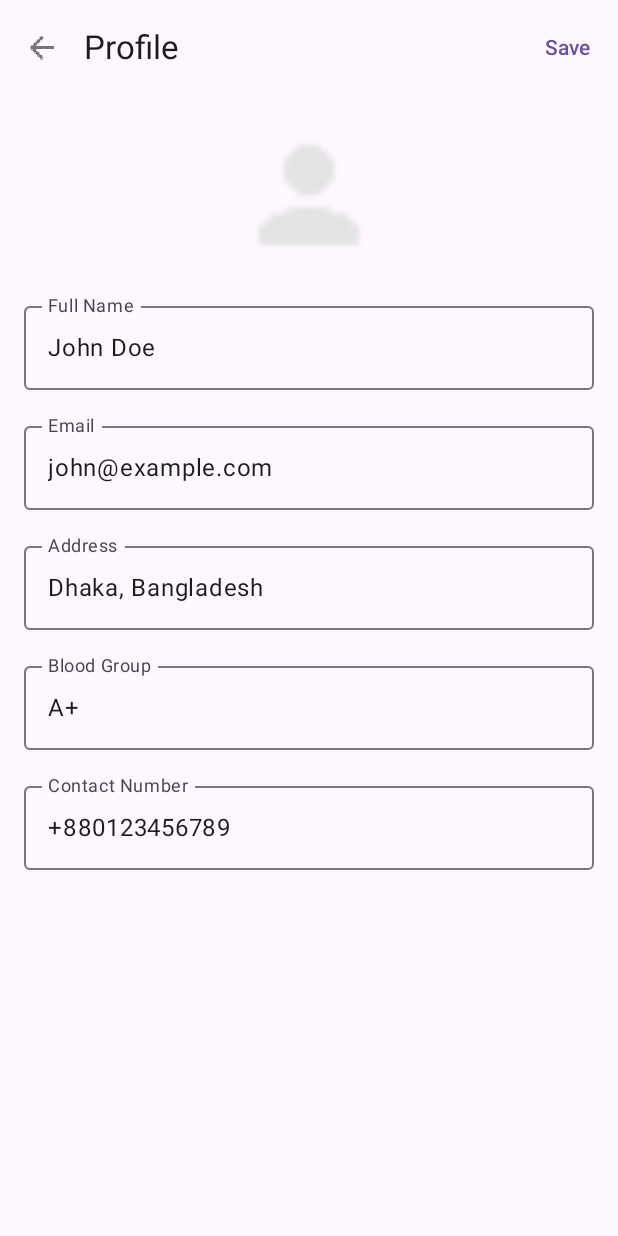
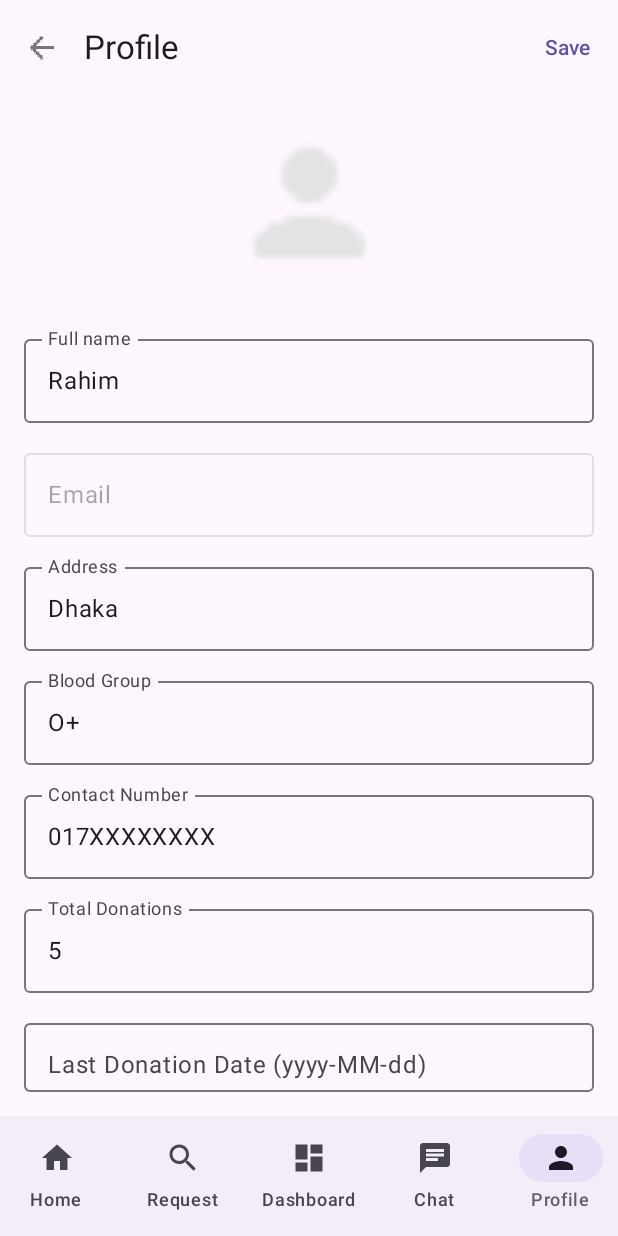
Before and after one commit to mashfiqmahi/Android-App, an Android app built with Jetpack Compose: the ProfileScreen screen opened through its navigation route, after a tap on "Edit", on a phone screen of 412 x 824 dp. Run offline under Robolectric (Android 15) with nearby library versions, the phone set to English and light mode, and no system bars.

Commit message:
UI changed

```diff
--- a/app/build.gradle.kts
+++ b/app/build.gradle.kts
@@ -72,4 +72,8 @@ dependencies {
     androidTestImplementation("androidx.compose.ui:ui-test-junit4")
     debugImplementation("androidx.compose.ui:ui-tooling")
     debugImplementation("androidx.compose.ui:ui-test-manifest")
+
+    // if you use compose BOM you can omit version; otherwise set a matching Compose version
+    implementation("androidx.compose.material:material-icons-extended:1.5.0")
+
 }
--- a/app/src/main/java/com/example/androidbloodbank/navigation/AppNavHost.kt
+++ b/app/src/main/java/com/example/androidbloodbank/navigation/AppNavHost.kt
@@ -1,5 +1,6 @@
 package com.example.androidbloodbank.navigation
 
+import androidx.navigation.compose.currentBackStackEntryAsState
 import androidx.compose.foundation.layout.padding
 import androidx.compose.material3.*
 import androidx.compose.runtime.*
@@ -7,61 +8,70 @@ import androidx.compose.ui.Modifier
 import androidx.navigation.NavHostController
 import androidx.navigation.compose.NavHost
 import androidx.navigation.compose.composable
+import androidx.navigation.compose.rememberNavController
 import com.example.androidbloodbank.data.LocalRepo
+import com.example.androidbloodbank.ui.screens.*
 import com.example.androidbloodbank.data.model.UserProfile
-import com.example.androidbloodbank.ui.*
-import com.example.androidbloodbank.ui.screens.ProfileScreen
-import com.example.androidbloodbank.ui.screens.RequestBloodScreen
-
+import androidx.compose.material.icons.Icons
+import androidx.compose.material.icons.filled.*
+import com.example.androidbloodbank.ui.components.BottomNavBar
+import com.example.androidbloodbank.ui.components.NavBarItem
+import com.example.androidbloodbank.ui.LoginScreen
+import com.example.androidbloodbank.ui.SignupScreen
+import com.example.androidbloodbank.ui.EmergencyScreen
+import com.example.androidbloodbank.ui.SchedulesScreen
 @Composable
 fun AppNavHost(navController: NavHostController, repo: LocalRepo, onAlert: (String) -> Unit = {}) {
     val snackbarHostState = remember { SnackbarHostState() }
 
-    Scaffold(snackbarHost = { SnackbarHost(hostState = snackbarHostState) }) { padding ->
-        NavHost(
-            navController = navController,
-            startDestination = Routes.HOME,
-            modifier = Modifier.padding(padding)
-        ) {
+    // bottom nav items
+    val bottomItems = listOf(
+        NavBarItem(Routes.HOME, "Home", Icons.Default.Home),
+        NavBarItem(Routes.REQUEST, "Request", Icons.Default.Search),
+        NavBarItem(Routes.DASHBOARD, "Dashboard", Icons.Default.Dashboard),
+        NavBarItem("chat", "Chat", Icons.Default.Chat),
+        NavBarItem("profile", "Profile", Icons.Default.Person)
+    )
+
+    Scaffold(
+        snackbarHost = { SnackbarHost(hostState = snackbarHostState) },
+        bottomBar = {
+            // Show bottomNav only on main routes (not login/signup)
+            val backStackEntry by navController.currentBackStackEntryAsState()
+            val current = backStackEntry?.destination?.route
+            val showBottom = current in listOf(Routes.HOME, Routes.REQUEST, Routes.DASHBOARD, "chat", "profile")
+            if (showBottom) BottomNavBar(navController = navController, items = bottomItems)
+        }
+    ) { padding ->
+        NavHost(navController = navController, startDestination = Routes.HOME, modifier = Modifier.padding(padding)) {
             composable(Routes.HOME) {
                 HomeScreen(
                     onLogin = { navController.navigate(Routes.LOGIN) },
                     onSignUp = { navController.navigate(Routes.SIGNUP) },
                     onEmergency = { navController.navigate(Routes.EMERGENCY) },
-                    onViewDashboard = { navController.navigate(Routes.DASHBOARD) }
-                )
-            }
-            composable("request") {
-                RequestBloodScreen(
-                    repo = repo,
-                    onBack = { navController.popBackStack() },
-                    onAlert = { msg -> onAlert(msg) }   // 👈 fixes "msg cannot infer type"
+                   // onViewDashboard = { navController.navigate(Routes.DASHBOARD) }
                 )
             }
 
+            // request route reused for bottom nav
+            composable(Routes.REQUEST) {
+                var snackbarMessage by remember { mutableStateOf<String?>(null) }
+                snackbarMessage?.let { msg ->
+                    LaunchedEffect(msg) {
+                        snackbarHostState.showSnackbar(msg, duration = SnackbarDuration.Short)
+                        snackbarMessage = null
+                    }
+                }
+                RequestBloodScreen(repo = repo, onBack = { navController.popBackStack() }, onAlert = { m -> snackbarMessage = m })
+            }
 
             composable("profile") {
-                ProfileScreen(
-                    repo = repo,
-                    onBack = { navController.popBackStack() }
-                )
+                // example dummy user; later you can read actual profile from repo
+                val dummyUser = UserProfile("Rahim", "O+", null, 5, "017XXXXXXXX", "Dhaka")
+                // use the profile variant that accepts a user and callback (create it next)
+                ProfileScreen(user = dummyUser, onUpdate = { /* persist via repo */ }, onBack = { navController.popBackStack() })
             }
 
-
-            composable(Routes.LOGIN) {
-                LoginScreen(
-                    repo = repo,
-                    onBack = { navController.popBackStack() },
-                    onLoginSuccess = { navController.navigate(Routes.DASHBOARD) }
-                )
-            }
-            composable(Routes.SIGNUP) {
-                SignupScreen(
-                    repo = repo,
-                    onBack = { navController.popBackStack() },
-                    onSignupSuccess = { navController.navigate(Routes.DASHBOARD) }
-                )
-            }
             composable(Routes.DASHBOARD) {
                 DashboardScreen(
                     repo = repo,
@@ -71,19 +81,12 @@ fun AppNavHost(navController: NavHostController, repo: LocalRepo, onAlert: (Stri
                     onProfile = { navController.navigate("profile") }
                 )
             }
-            composable(Routes.REQUEST) {
-                var snackbarMessage by remember { mutableStateOf<String?>(null) }
-                snackbarMessage?.let { msg ->
-                    LaunchedEffect(msg) {
-                        snackbarHostState.showSnackbar(msg, duration = SnackbarDuration.Short)
-                        snackbarMessage = null
-                    }
-                }
-                RequestBloodScreen(
-                    repo = repo,
-                    onBack = { navController.popBackStack() },
-                    onAlert = { msg -> snackbarMessage = msg }
-                )
+
+            composable(Routes.LOGIN) {
+                LoginScreen(repo = repo, onBack = { navController.popBackStack() }, onLoginSuccess = { navController.navigate(Routes.DASHBOARD) })
+            }
+            composable(Routes.SIGNUP) {
+                SignupScreen(repo = repo, onBack = { navController.popBackStack() }, onSignupSuccess = { navController.navigate(Routes.DASHBOARD) })
             }
             composable(Routes.SCHEDULES) {
                 SchedulesScreen(repo = repo, onBack = { navController.popBackStack() })
@@ -91,6 +94,11 @@ fun AppNavHost(navController: NavHostController, repo: LocalRepo, onAlert: (Stri
             composable(Routes.EMERGENCY) {
                 EmergencyScreen(repo = repo, onBack = { navController.popBackStack() })
             }
+
+            // simple placeholder for chat
+            composable("chat") {
+                ChatScreen(onBack = { navController.popBackStack() })
+            }
         }
     }
 }
--- a/app/src/main/java/com/example/androidbloodbank/ui/theme/HomeScreen.kt
+++ b/app/src/main/java/com/example/androidbloodbank/ui/theme/HomeScreen.kt
@@ -1,40 +1,57 @@
-package com.example.androidbloodbank.ui
+package com.example.androidbloodbank.ui.screens
 
 import androidx.compose.foundation.layout.*
 import androidx.compose.material3.*
 import androidx.compose.runtime.Composable
 import androidx.compose.ui.Alignment
 import androidx.compose.ui.Modifier
-import androidx.compose.ui.graphics.Color
-import androidx.compose.ui.text.font.FontWeight
-import androidx.compose.ui.text.style.TextAlign
 import androidx.compose.ui.unit.dp
-import androidx.compose.ui.unit.sp
 
 @Composable
-fun HomeScreen(onLogin: () -> Unit, onSignUp: () -> Unit, onEmergency: () -> Unit, onViewDashboard: () -> Unit) {
+fun HomeScreen(
+    onLogin: () -> Unit,
+    onSignUp: () -> Unit,
+    onEmergency: () -> Unit
+) {
     Column(
-        modifier = Modifier.fillMaxSize().padding(20.dp),
-        horizontalAlignment = Alignment.CenterHorizontally,
-        verticalArrangement = Arrangement.Center
+        modifier = Modifier
+            .fillMaxSize()
+            .padding(24.dp),
+        verticalArrangement = Arrangement.Center,
+        horizontalAlignment = Alignment.CenterHorizontally
     ) {
-        Text("Android Blood Bank", fontSize = 28.sp, fontWeight = FontWeight.Bold)
-        Spacer(Modifier.height(12.dp))
-        Text("Donate or request blood fast — verified donors, rare alerts, emergency mode", textAlign = TextAlign.Center)
-        Spacer(Modifier.height(20.dp))
+        Text(
+            text = "Welcome to BloodBank",
+            style = MaterialTheme.typography.headlineMedium
+        )
 
-        Button(onClick = onViewDashboard, modifier = Modifier.fillMaxWidth().height(48.dp)) { Text("Open Dashboard") }
-        Spacer(Modifier.height(12.dp))
-        Button(onClick = onLogin, modifier = Modifier.fillMaxWidth().height(48.dp)) { Text("Login") }
-        Spacer(Modifier.height(12.dp))
-        Button(onClick = onSignUp, modifier = Modifier.fillMaxWidth().height(48.dp)) { Text("Sign up") }
-        Spacer(Modifier.height(20.dp))
+        Spacer(modifier = Modifier.height(32.dp))
+
         Button(
-            colors = ButtonDefaults.buttonColors(containerColor = Color(0xFFB00020)),
+            onClick = onLogin,
+            modifier = Modifier
+                .fillMaxWidth()
+                .padding(vertical = 8.dp)
+        ) {
+            Text("Login")
+        }
+
+        Button(
+            onClick = onSignUp,
+            modifier = Modifier
+                .fillMaxWidth()
+                .padding(vertical = 8.dp)
+        ) {
+            Text("Sign Up")
+        }
+
+        OutlinedButton(
             onClick = onEmergency,
-            modifier = Modifier.fillMaxWidth().height(56.dp)
+            modifier = Modifier
+                .fillMaxWidth()
+                .padding(vertical = 8.dp)
         ) {
-            Text("EMERGENCY MODE (SOS)", color = Color.White, fontWeight = FontWeight.Bold)
+            Text("Emergency")
         }
     }
 }
--- a/app/src/main/java/com/example/androidbloodbank/ui/theme/ProfileScreen.kt
+++ b/app/src/main/java/com/example/androidbloodbank/ui/theme/ProfileScreen.kt
@@ -14,23 +14,47 @@ import androidx.compose.ui.text.input.KeyboardType
 
 import androidx.compose.ui.unit.dp
 import com.example.androidbloodbank.R
-import com.example.androidbloodbank.data.LocalRepo
+import com.example.androidbloodbank.data.model.UserProfile
+import java.text.SimpleDateFormat
+import java.util.*
 
 @OptIn(ExperimentalMaterial3Api::class)
 @Composable
 fun ProfileScreen(
-    repo: LocalRepo,
-    onBack: () -> Unit
+    user: UserProfile,
+    onUpdate: (UserProfile) -> Unit,
+    onBack: () -> Unit,
+    email: String = "" // optional: pass email if available
 ) {
-    // Fake user data (replace with repo.getUser() later)
-    var fullName by remember { mutableStateOf("John Doe") }
-    var email by remember { mutableStateOf("john@example.com") }
-    var address by remember { mutableStateOf("Dhaka, Bangladesh") }
-    var bloodGroup by remember { mutableStateOf("A+") }
-    var contact by remember { mutableStateOf("+880123456789") }
-    var donations by remember { mutableStateOf(5) }
-    var lastDonation by remember { mutableStateOf("2025-07-10") }
-    var eligible by remember { mutableStateOf(true) }
+    // date formatter for display & parsing
+    val sdf = remember { SimpleDateFormat("yyyy-MM-dd", Locale.getDefault()) }
+
+    // initial values from user model
+    var fullName by remember { mutableStateOf(user.name) }
+    var bloodGroup by remember { mutableStateOf(user.bloodGroup) }
+    var contact by remember { mutableStateOf(user.contactNumber ?: "") }
+    var address by remember { mutableStateOf(user.location ?: "") }
+    var totalDonationsStr by remember { mutableStateOf(user.totalDonations.toString()) }
+    var lastDonationStr by remember {
+        mutableStateOf(user.lastDonationMillis?.let { sdf.format(Date(it)) } ?: "")
+    }
+
+    // derived
+    val lastDonationMillisFromField: Long? = remember(lastDonationStr) {
+        if (lastDonationStr.isBlank()) null
+        else try {
+            sdf.parse(lastDonationStr)?.time
+        } catch (_: Exception) { null }
+    }
+
+    val daysRemaining: Long = remember(lastDonationMillisFromField) {
+        lastDonationMillisFromField?.let {
+            val next = it + 90L * 24 * 60 * 60 * 1000 // 90 days in ms
+            val diff = next - System.currentTimeMillis()
+            if (diff <= 0) 0L else (diff / (24 * 60 * 60 * 1000))
+        } ?: 0L
+    }
+    val isEligible: Boolean = daysRemaining == 0L
 
     var isEditing by remember { mutableStateOf(false) }
 
@@ -40,14 +64,25 @@ fun ProfileScreen(
                 title = { Text("Profile") },
                 navigationIcon = {
                     IconButton(onClick = onBack) {
-                        Icon(
-                            painter = painterResource(id = R.drawable.ic_back),
-                            contentDescription = "Back"
-                        )
+                        Icon(painter = painterResource(id = R.drawable.ic_back), contentDescription = "Back")
                     }
                 },
                 actions = {
-                    TextButton(onClick = { isEditing = !isEditing }) {
+                    TextButton(onClick = {
+                        if (isEditing) {
+                            // build updated UserProfile and call onUpdate
+                            val updated = user.copy(
+                                name = fullName,
+                                bloodGroup = bloodGroup,
+                                lastDonationMillis = lastDonationMillisFromField,
+                                totalDonations = totalDonationsStr.toIntOrNull() ?: user.totalDonations,
+                                contactNumber = contact,
+                                location = address
+                            )
+                            onUpdate(updated)
+                        }
+                        isEditing = !isEditing
+                    }) {
                         Text(if (isEditing) "Save" else "Edit")
                     }
                 }
@@ -60,31 +95,35 @@ fun ProfileScreen(
                 .padding(padding)
                 .padding(16.dp),
             horizontalAlignment = Alignment.CenterHorizontally,
-            verticalArrangement = Arrangement.spacedBy(16.dp)
+            verticalArrangement = Arrangement.spacedBy(12.dp)
         ) {
-            // Profile picture placeholder
+            // profile picture placeholder (replace with actual image picker later)
             Image(
                 painter = painterResource(id = R.drawable.ic_profile_placeholder),
                 contentDescription = "Profile Picture",
                 modifier = Modifier
-                    .size(100.dp)
+                    .size(110.dp)
                     .clip(CircleShape)
             )
 
+            Spacer(modifier = Modifier.height(4.dp))
+
             if (isEditing) {
-                // Editable fields
                 OutlinedTextField(
                     value = fullName,
                     onValueChange = { fullName = it },
-                    label = { Text("Full Name") },
+                    label = { Text("Full name") },
                     modifier = Modifier.fillMaxWidth()
                 )
 
+                // email (optional, read-only if not passed)
                 OutlinedTextField(
                     value = email,
-                    onValueChange = { email = it },
+                    onValueChange = {},
                     label = { Text("Email") },
-                    modifier = Modifier.fillMaxWidth()
+                    modifier = Modifier.fillMaxWidth(),
+                    enabled = false,
+                    readOnly = true
                 )
 
                 OutlinedTextField(
@@ -105,22 +144,39 @@ fun ProfileScreen(
                     value = contact,
                     onValueChange = { contact = it },
                     label = { Text("Contact Number") },
-                    keyboardOptions = KeyboardOptions(
-                        keyboardType = KeyboardType.Phone
-                    ),
-                    modifier = Modifier.fillMaxWidth()
+                    modifier = Modifier.fillMaxWidth(),
+                    keyboardOptions = KeyboardOptions(keyboardType = KeyboardType.Phone)
+                )
+
+                OutlinedTextField(
+                    value = totalDonationsStr,
+                    onValueChange = { totalDonationsStr = it.filter { ch -> ch.isDigit() } },
+                    label = { Text("Total Donations") },
+                    modifier = Modifier.fillMaxWidth(),
+                    keyboardOptions = KeyboardOptions(keyboardType = KeyboardType.Number)
+                )
+
+                OutlinedTextField(
+                    value = lastDonationStr,
+                    onValueChange = { lastDonationStr = it },
+                    label = { Text("Last Donation Date (yyyy-MM-dd)") },
+                    modifier = Modifier.fillMaxWidth(),
+                    keyboardOptions = KeyboardOptions(keyboardType = KeyboardType.Number)
                 )
             } else {
-                // View mode
-                Text("Full Name: $fullName")
-                Text("Email: $email")
-                Text("Address: $address")
+                Text(fullName, style = MaterialTheme.typography.titleMedium)
+                if (email.isNotBlank()) Text(email, style = MaterialTheme.typography.bodySmall)
+                Spacer(modifier = Modifier.height(6.dp))
                 Text("Blood Group: $bloodGroup")
-                Text("Contact: $contact")
-                Divider()
-                Text("Total Donations: $donations")
-                Text("Last Donation: $lastDonation")
-                Text("Eligible: ${if (eligible) "Yes" else "No"}")
+                Text("Contact: ${if (contact.isBlank()) "N/A" else contact}")
+                Text("Address: ${if (address.isBlank()) "N/A" else address}")
+
+                Divider(modifier = Modifier.padding(vertical = 8.dp))
+
+                Text("Total donations: ${user.totalDonations}")
+                Text("Last donation: ${user.lastDonationMillis?.let { sdf.format(Date(it)) } ?: "N/A"}")
+                Text("Eligible to donate: ${if (isEligible) "Yes" else "No"}")
+                if (!isEligible) Text("Days remaining: $daysRemaining")
             }
         }
     }
--- /dev/null
+++ b/app/src/main/java/com/example/androidbloodbank/ui/theme/components/BottomNavBar.kt
@@ -0,0 +1,45 @@
+package com.example.androidbloodbank.ui.components
+
+import androidx.compose.material3.NavigationBar
+import androidx.compose.material3.NavigationBarItem
+import androidx.compose.material3.Icon
+import androidx.compose.material3.Text
+import androidx.compose.runtime.Composable
+import androidx.compose.runtime.getValue
+import androidx.compose.ui.graphics.vector.ImageVector
+import androidx.navigation.NavHostController
+import androidx.navigation.compose.currentBackStackEntryAsState
+import androidx.compose.ui.unit.sp
+
+data class NavBarItem(
+    val route: String,
+    val label: String,
+    val icon: ImageVector
+)
+
+@Composable
+fun BottomNavBar(navController: NavHostController, items: List<NavBarItem>) {
+    val navBackStackEntry by navController.currentBackStackEntryAsState()
+    val currentRoute = navBackStackEntry?.destination?.route
+
+    NavigationBar {
+        items.forEach { item ->
+            NavigationBarItem(
+                selected = currentRoute == item.route,
+                onClick = {
+                    if (currentRoute != item.route) {
+                        navController.navigate(item.route) {
+                            // Pop up to the start to avoid building a huge back stack
+                            popUpTo(navController.graph.startDestinationId) { saveState = true }
+                            // Avoid multiple copies
+                            launchSingleTop = true
+                            restoreState = true
+                        }
+                    }
+                },
+                icon = { Icon(item.icon, contentDescription = item.label) },
+                label = { Text(item.label, fontSize = 12.sp) }
+            )
+        }
+    }
+}
```
Also changed, not shown: app/src/main/java/com/example/androidbloodbank/ui/theme/ChatScreen.kt (added, +18 -0 lines), app/src/main/java/com/example/androidbloodbank/ui/theme/DashboardScreen.kt (+61 -36 lines).
